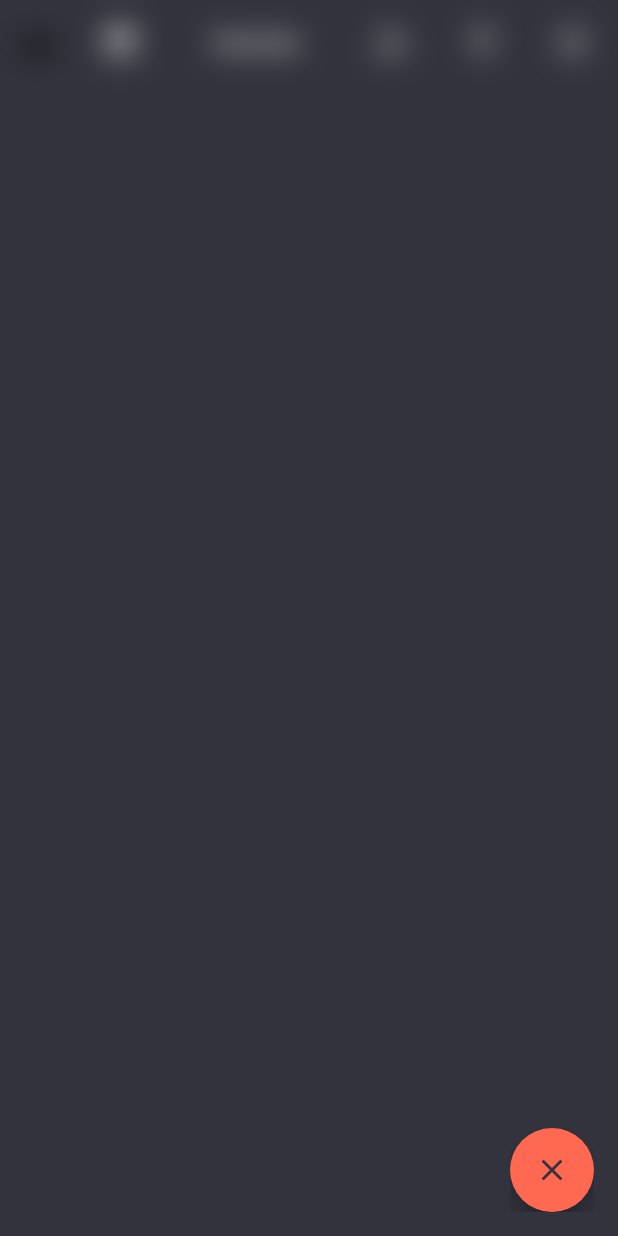
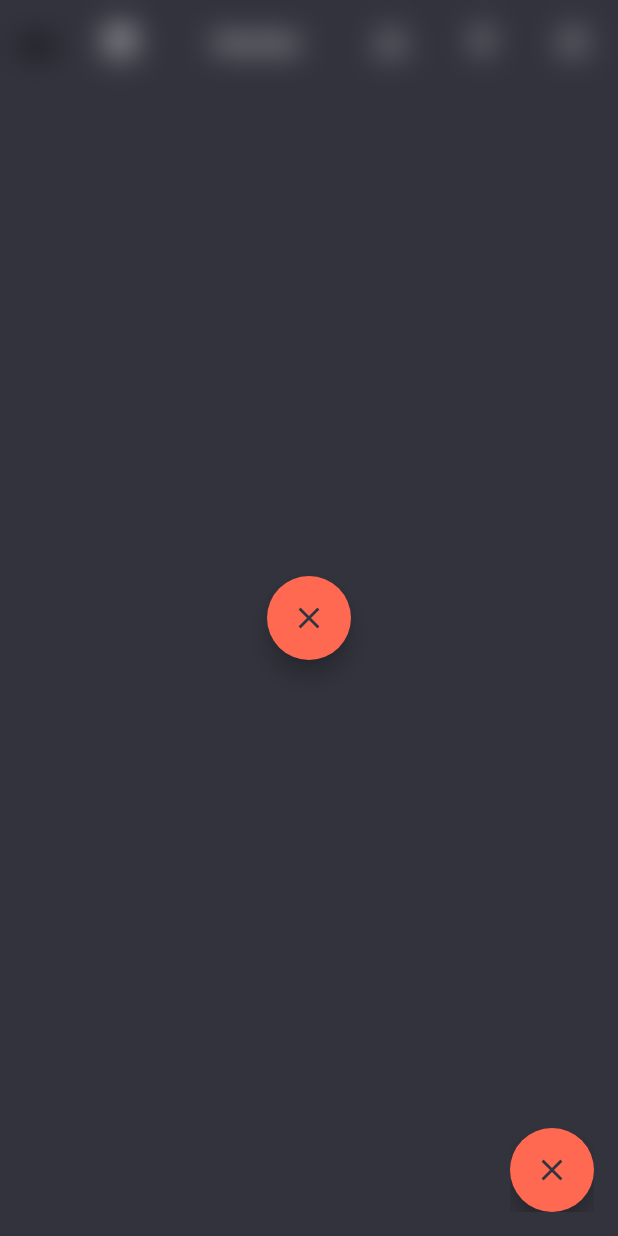
Before and after one commit to Ao99/emoriver, a Flutter app: the screen it shows after launch, after a tap on the "add" icon, on a phone screen of 412 x 824 dp. Run offline on Flutter 3.47's test engine with Material 2 defaults, Android fonts, the light colour scheme and no system bars; our stand-ins replace adaptive_breakpoints, cloud_firestore, firebase_auth, firebase_core, google_fonts, tuple; accounts and stored records are empty.

Commit message:
Update radialMenu.dart

```diff
--- a/lib/widgets/radialMenu.dart
+++ b/lib/widgets/radialMenu.dart
@@ -10,8 +10,6 @@ class RadialMenu extends StatelessWidget {
     this.toggle,
     this.animation,
     this.radius = 100,
-    this.padding = 16,
-    this.alignment = Alignment.center,
     this.duration = const Duration(milliseconds: 500),
     this.children,
   }) : super(key: key);
@@ -20,8 +18,6 @@ class RadialMenu extends StatelessWidget {
   final Function toggle;
   final Animation<double> animation;
   final double radius;
-  final double padding;
-  final Alignment alignment;
   final Duration duration;
   final List<Widget> children;
 
@@ -47,7 +43,7 @@ class RadialMenu extends StatelessWidget {
                     return SizedBox.expand(
                       child: Stack(
                           alignment: Alignment.center,
-                          children: _buildExpandingButtons()
+                          children: _buildExpandingButtons(context)
                       ),
                     );
                   },
@@ -58,26 +54,38 @@ class RadialMenu extends StatelessWidget {
     );
   }
 
-  List<Widget> _buildExpandingButtons() {
+  List<Widget> _buildExpandingButtons(BuildContext context) {
     int count = children.length;
     double step = 2 * pi / count;
     double rad = count % 2 == 0 ? pi : -pi/2;
     double maxDistance = radius;
-    return children.map(
-            (widget) {
-          Widget res = Transform.translate(
+    int i = 0;
+    List<Widget> buttons = children.map(
+      (widget) => Transform.translate(
           offset: Offset.fromDirection(
-                  rad,
+              rad + (i++) * step,
               animation.value * maxDistance
           ),
           child: Transform.rotate(
             angle: 2 * pi * animation.value,
             child: widget,
           )
-          );
-          rad += step;
-          return res;
-        }
+      )
     ).toList();
+
+    buttons.add(Transform.scale(
+      scale: animation.value,
+      child: Transform.rotate(
+        angle: 2 * pi * animation.value,
+        child: FloatingActionButton(
+          heroTag: 'fab-'+getRandString(5),
+          onPressed: toggle,
+          backgroundColor: Theme.of(context).errorColor,
+          child: Icon(Icons.close),
+        ),
+      ),
+    ));
+
+    return buttons;
   }
 }
```
Lines whose indentation alone changed are shown as unchanged.
